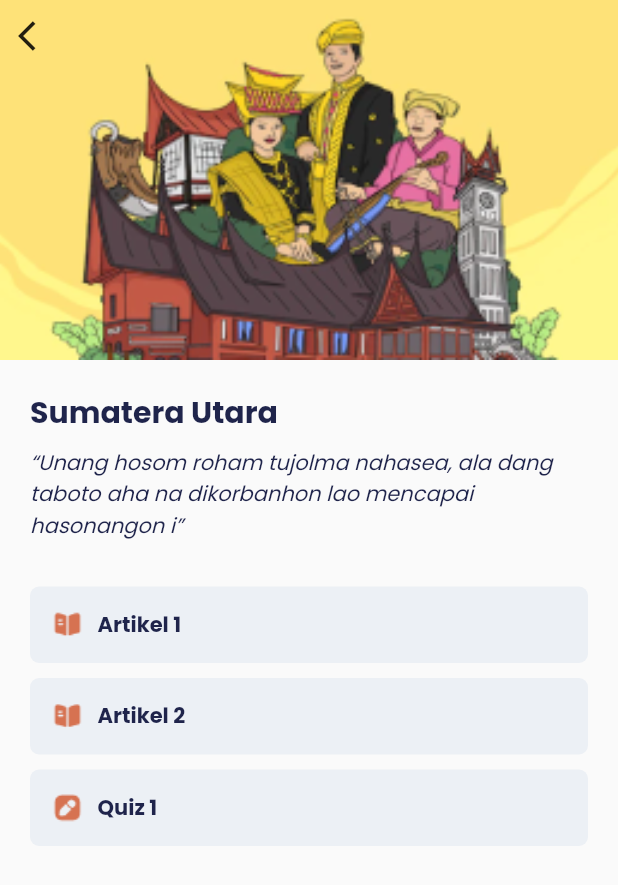
After one commit to irhamnaufal8/lingkar_budaya, a Flutter app: the AppNavigationBar screen opened by its route, after a tap on "Mulai Belajar Sekarang!", after a tap on "Sumatera Utara", on a phone screen of 412 x 824 dp. The commit adds this screen. Shown: the top 885 px of the screen. Run offline on Flutter 3.47's test engine with Material 2 defaults, Android fonts, the phone set to English and light mode, and no system bars; our stand-ins replace flutter_svg.

Commit message:
[Feature] Create detail meeting screen

```diff
--- a/lib/common/Core/router.dart
+++ b/lib/common/Core/router.dart
@@ -1,6 +1,8 @@
 import 'package:flutter/material.dart';
 import 'package:lingkar_budaya/feature/auth/auth_view.dart';
 import 'package:lingkar_budaya/feature/home/home_screen.dart';
+import 'package:lingkar_budaya/feature/materi/detail_materi_screen.dart';
+import 'package:lingkar_budaya/feature/materi/materi_screen.dart';
 import 'package:lingkar_budaya/feature/navigation_bar/navigation_bar.dart';
 import 'package:lingkar_budaya/feature/onboarding/onboarding.dart';
 import 'package:lingkar_budaya/feature/profile/faq_screen.dart';
@@ -15,6 +17,7 @@ class AppRouter {
   static const profile = '/profile';
   static const testimoni = '/testimoni';
   static const faq = '/faq';
+  static const detailMateri = '/detail_materi';
 
   static Route<dynamic> generateRoute(RouteSettings settings) {
     switch (settings.name) {
@@ -38,6 +41,10 @@ class AppRouter {
         return MaterialPageRoute(builder: (_) => TestimoniScreen());
       case faq:
         return MaterialPageRoute(builder: (_) => FAQScreen());
+      case detailMateri:
+        final DummyMateriData data = settings.arguments as DummyMateriData;
+        return MaterialPageRoute(
+            builder: (_) => DetailMateriScreen(data: data));
       default:
         final bool isRegistering = settings.arguments as bool;
         return MaterialPageRoute(
--- a/lib/common/resources/fonts.dart
+++ b/lib/common/resources/fonts.dart
@@ -2,33 +2,42 @@ import 'package:flutter/material.dart';
 import 'package:lingkar_budaya/common/resources/colors.dart';
 
 class Poppins {
-  static TextStyle regular(double fontSize, {Color color = BaseColors.black1, bool underline = false}) {
+  static TextStyle regular(double fontSize,
+      {Color color = BaseColors.black1,
+      bool underline = false,
+      bool italic = false}) {
     return TextStyle(
         fontFamily: 'Poppins',
         fontSize: fontSize,
         fontWeight: FontWeight.w100,
         color: color,
-          decoration: underline ? TextDecoration.underline : null
-        );
+        decoration: underline ? TextDecoration.underline : null,
+        fontStyle: italic ? FontStyle.italic : null);
   }
 
-  static TextStyle medium(double fontSize, {Color color = BaseColors.black1, bool underline = false}) {
+  static TextStyle medium(double fontSize,
+      {Color color = BaseColors.black1,
+      bool underline = false,
+      bool italic = false}) {
     return TextStyle(
         fontFamily: 'Poppins',
         fontSize: fontSize,
         fontWeight: FontWeight.w500,
         color: color,
-          decoration: underline ? TextDecoration.underline : null
-        );
+        decoration: underline ? TextDecoration.underline : null,
+        fontStyle: italic ? FontStyle.italic : null);
   }
 
-  static TextStyle bold(double fontSize, {Color color = BaseColors.black1, bool underline = false}) {
+  static TextStyle bold(double fontSize,
+      {Color color = BaseColors.black1,
+      bool underline = false,
+      bool italic = false}) {
     return TextStyle(
         fontFamily: 'Poppins',
         fontSize: fontSize,
         fontWeight: FontWeight.bold,
         color: color,
-          decoration: underline ? TextDecoration.underline : null
-        );
+        decoration: underline ? TextDecoration.underline : null,
+        fontStyle: italic ? FontStyle.italic : null);
   }
 }
--- /dev/null
+++ b/lib/feature/materi/detail_materi_screen.dart
@@ -0,0 +1,159 @@
+import 'package:flutter/material.dart';
+import 'package:lingkar_budaya/common/resources/colors.dart';
+import 'package:lingkar_budaya/common/resources/fonts.dart';
+import 'package:lingkar_budaya/feature/materi/materi_screen.dart';
+
+class DetailMateriScreen extends StatefulWidget {
+  DummyMateriData data;
+
+  DetailMateriScreen({required this.data});
+
+  @override
+  State<DetailMateriScreen> createState() =>
+      _DetailMateriScreenState(data: data);
+}
+
+class _DetailMateriScreenState extends State<DetailMateriScreen> {
+  DummyMateriData data;
+
+  _DetailMateriScreenState({required this.data});
+
+  @override
+  Widget build(BuildContext context) {
+    return Scaffold(
+      body: Stack(children: [
+        Container(
+          height: 240,
+          decoration: BoxDecoration(
+              image: DecorationImage(
+                  image: AssetImage(data.imagePath), fit: BoxFit.cover)),
+        ),
+        buildContent(),
+        buildBackButton()
+      ]),
+    );
+  }
+
+  Widget buildContent() {
+    return Padding(
+      padding: EdgeInsets.only(top: 260, left: 20, right: 20),
+      child: SingleChildScrollView(
+          child: Column(
+        crossAxisAlignment: CrossAxisAlignment.start,
+        children: [
+          Text(
+            data.name,
+            style: Poppins.bold(20),
+          ),
+          SizedBox(
+            height: 8,
+          ),
+          Text(
+            data.description,
+            style: Poppins.regular(14, italic: true),
+          ),
+          SizedBox(
+            height: 30,
+          ),
+          Column(
+            children: List<Widget>.generate(data.totalArticle, (index) {
+              return Padding(
+                padding: const EdgeInsets.only(bottom: 10),
+                child: Container(
+                  decoration: BoxDecoration(
+                      borderRadius: BorderRadius.all(Radius.circular(6)),
+                      color: BaseColors.inputGrey),
+                  child: Material(
+                    color: Colors.transparent,
+                    child: InkWell(
+                      splashColor: Colors.white.withOpacity(0.7),
+                      onTap: () {
+                        print('Tap Artikel ${index + 1}');
+                      },
+                      borderRadius: BorderRadius.circular(6),
+                      child: Padding(
+                        padding: EdgeInsets.all(15),
+                        child: Row(
+                          children: [
+                            Image.asset(
+                              'assets/icon/ic_book.png',
+                              width: 20,
+                              height: 20,
+                            ),
+                            SizedBox(
+                              width: 10,
+                            ),
+                            Text(
+                              'Artikel ${index + 1}',
+                              style: Poppins.bold(14),
+                            ),
+                          ],
+                        ),
+                      ),
+                    ),
+                  ),
+                ),
+              );
+            }),
+          ),
+          Column(
+            children: List<Widget>.generate(data.totalQuiz, (index) {
+              return Padding(
+                padding: const EdgeInsets.only(bottom: 10),
+                child: Container(
+                  decoration: BoxDecoration(
+                      borderRadius: BorderRadius.all(Radius.circular(6)),
+                      color: BaseColors.inputGrey),
+                  child: Material(
+                    color: Colors.transparent,
+                    child: InkWell(
+                      splashColor: Colors.white.withOpacity(0.7),
+                      onTap: () {
+                        print('Tap Quiz ${index + 1}');
+                      },
+                      borderRadius: BorderRadius.circular(6),
+                      child: Padding(
+                        padding: EdgeInsets.all(15),
+                        child: Row(
+                          children: [
+                            Image.asset(
+                              'assets/icon/ic_edit.png',
+                              width: 20,
+                              height: 20,
+                            ),
+                            SizedBox(
+                              width: 10,
+                            ),
+                            Text(
+                              'Quiz ${index + 1}',
+                              style: Poppins.bold(14),
+                            ),
+                          ],
+                        ),
+                      ),
+                    ),
+                  ),
+                ),
+              );
+            }),
+          )
+        ],
+      )),
+    );
+  }
+
+  Widget buildBackButton() {
+    return SafeArea(
+      child: Positioned(
+        top: 0,
+        left: 0,
+        child: IconButton(
+          icon: Icon(Icons.arrow_back_ios),
+          onPressed: () {
+            Navigator.pop(context);
+          },
+        ),
+      ),
+    );
+  }
+}
--- a/lib/feature/materi/materi_screen.dart
+++ b/lib/feature/materi/materi_screen.dart
@@ -1,4 +1,5 @@
 import 'package:flutter/material.dart';
+import 'package:lingkar_budaya/common/Core/router.dart';
 import 'package:lingkar_budaya/common/resources/colors.dart';
 import 'package:lingkar_budaya/common/resources/fonts.dart';
 
@@ -9,13 +10,12 @@ class DummyMateriData {
   int totalArticle;
   int totalQuiz;
 
-  DummyMateriData({
-    required this.imagePath,
+  DummyMateriData(
+      {required this.imagePath,
       required this.name,
       required this.description,
       required this.totalArticle,
-    required this.totalQuiz
-  });
+      required this.totalQuiz});
 }
 
 class MateriScreen extends StatefulWidget {
@@ -24,12 +24,35 @@ class MateriScreen extends StatefulWidget {
 }
 
 class _MateriScreenState extends State<MateriScreen> {
-
   List<DummyMateriData> dummyData = [
-    DummyMateriData(imagePath: 'assets/image/img_dummy_1.png', name: 'Sumatera Utara', description: '“Unang hosom roham tujolma nahasea, ala dang taboto aha na dikorbanhon lao mencapai hasonangon i”', totalArticle: 2, totalQuiz: 1),
-    DummyMateriData(imagePath: 'assets/image/img_dummy_2.png', name: 'DKI Jakarta', description: '“Kalo emang ente mau nantangin, eh aye sanggup biar ada perlawanan.”', totalArticle: 2, totalQuiz: 1),
-    DummyMateriData(imagePath: 'assets/image/img_dummy_3.png', name: 'Jawa Tengah', description: '“Unang hosom roham tujolma nahasea, ala dang taboto aha na dikorbanhon lao mencapai hasonangon i”', totalArticle: 2, totalQuiz: 1),
-    DummyMateriData(imagePath: 'assets/image/img_dummy_4.png', name: 'Papua', description: '“Unang hosom roham tujolma nahasea, ala dang taboto aha na dikorbanhon lao mencapai hasonangon i”', totalArticle: 2, totalQuiz: 1),
+    DummyMateriData(
+        imagePath: 'assets/image/img_dummy_1.png',
+        name: 'Sumatera Utara',
+        description:
+            '“Unang hosom roham tujolma nahasea, ala dang taboto aha na dikorbanhon lao mencapai hasonangon i”',
+        totalArticle: 2,
+        totalQuiz: 1),
+    DummyMateriData(
+        imagePath: 'assets/image/img_dummy_2.png',
+        name: 'DKI Jakarta',
+        description:
+            '“Kalo emang ente mau nantangin, eh aye sanggup biar ada perlawanan.”',
+        totalArticle: 2,
+        totalQuiz: 1),
+    DummyMateriData(
+        imagePath: 'assets/image/img_dummy_3.png',
+        name: 'Jawa Tengah',
+        description:
+            '“Unang hosom roham tujolma nahasea, ala dang taboto aha na dikorbanhon lao mencapai hasonangon i”',
+        totalArticle: 2,
+        totalQuiz: 1),
+    DummyMateriData(
+        imagePath: 'assets/image/img_dummy_4.png',
+        name: 'Papua',
+        description:
+            '“Unang hosom roham tujolma nahasea, ala dang taboto aha na dikorbanhon lao mencapai hasonangon i”',
+        totalArticle: 2,
+        totalQuiz: 1),
   ];
 
   @override
@@ -37,29 +60,33 @@ class _MateriScreenState extends State<MateriScreen> {
     return Scaffold(
       backgroundColor: BaseColors.primaryGreen,
       body: SafeArea(
-            child: Column(
-              children: [
+        child: Column(children: [
           Align(
             alignment: Alignment.center,
             child: Padding(
                 padding: EdgeInsets.symmetric(vertical: 20, horizontal: 20),
-                    child: Text('Materi Pembelajaran', style: Poppins.bold(24, color: Colors.white),)
+                child: Text(
+                  'Materi Pembelajaran',
+                  style: Poppins.bold(24, color: Colors.white),
+                )),
           ),
-                ),
-
           Expanded(
             child: ListView.builder(
                 itemCount: dummyData.length,
                 itemBuilder: (context, index) {
                   return Padding(
-                        padding: EdgeInsets.symmetric(vertical: 10, horizontal: 20),
-                        child: buildCard(dummyData[index])
-                      );
-                    }
-                  ),
+                      padding:
+                          EdgeInsets.symmetric(vertical: 10, horizontal: 20),
+                      child: InkWell(
+                          onTap: () {
+                            Navigator.of(context).pushNamed(
+                                AppRouter.detailMateri,
+                                arguments: dummyData[index]);
+                          },
+                          child: buildCard(dummyData[index])));
+                }),
           )
-              ]
-            ),
+        ]),
       ),
     );
   }
@@ -68,8 +95,7 @@ class _MateriScreenState extends State<MateriScreen> {
     return Container(
       decoration: BoxDecoration(
           color: Colors.white,
-        borderRadius: BorderRadius.all(Radius.circular(10))
-      ),
+          borderRadius: BorderRadius.all(Radius.circular(10))),
       child: Padding(
         padding: EdgeInsets.all(12),
         child: Column(
@@ -83,20 +109,20 @@ class _MateriScreenState extends State<MateriScreen> {
                 fit: BoxFit.fitWidth,
               ),
             ),
-
             Padding(
                 padding: EdgeInsets.symmetric(vertical: 15),
-              child: Text(data.name, style: Poppins.bold(16),)
-              ),
-
+                child: Text(
+                  data.name,
+                  style: Poppins.bold(16),
+                )),
             Container(
               color: BaseColors.borderGrey,
               height: 1,
               width: double.infinity,
             ),
-
-            SizedBox(height: 15,),
-
+            SizedBox(
+              height: 15,
+            ),
             Padding(
               padding: EdgeInsets.symmetric(horizontal: 20),
               child: Row(
@@ -108,13 +134,16 @@ class _MateriScreenState extends State<MateriScreen> {
                         width: 20,
                         height: 20,
                       ),
-                      SizedBox(width: 10,),
-                      Text('${data.totalArticle} Artikel', style: Poppins.regular(14, color: BaseColors.black2),)
+                      SizedBox(
+                        width: 10,
+                      ),
+                      Text(
+                        '${data.totalArticle} Artikel',
+                        style: Poppins.regular(14, color: BaseColors.black2),
+                      )
                     ],
                   ),
-
                   Expanded(child: SizedBox()),
-
                   Row(
                     children: [
                       Image.asset(
@@ -122,8 +151,13 @@ class _MateriScreenState extends State<MateriScreen> {
                         width: 20,
                         height: 20,
                       ),
-                      SizedBox(width: 10,),
-                      Text('${data.totalQuiz} Quiz', style: Poppins.regular(14, color: BaseColors.black2),)
+                      SizedBox(
+                        width: 10,
+                      ),
+                      Text(
+                        '${data.totalQuiz} Quiz',
+                        style: Poppins.regular(14, color: BaseColors.black2),
+                      )
                     ],
                   ),
                 ],
```
Also changed, not shown: 10 other files. Lines whose indentation alone changed are shown as unchanged.
